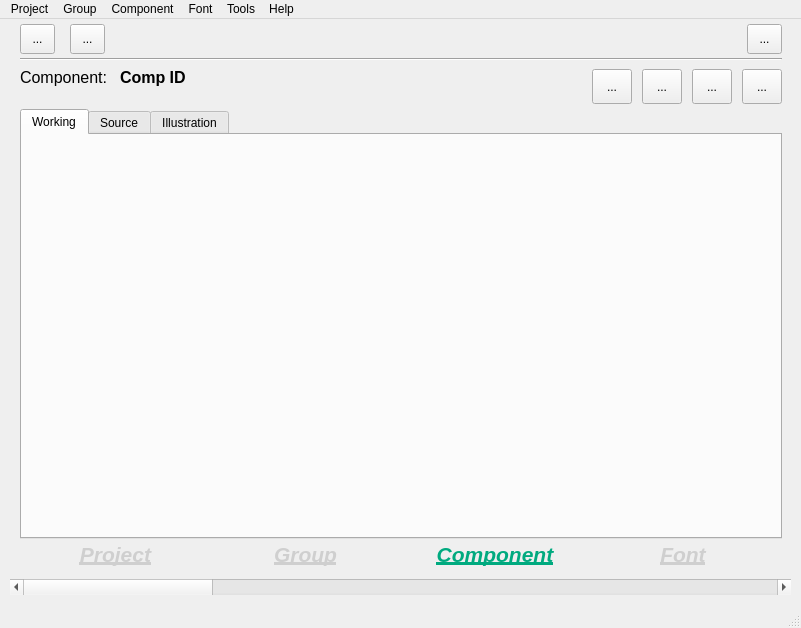
Qt form lib/rapuma/dialog/main_dlg.ui (sillsdev/rapuma) before a commit.
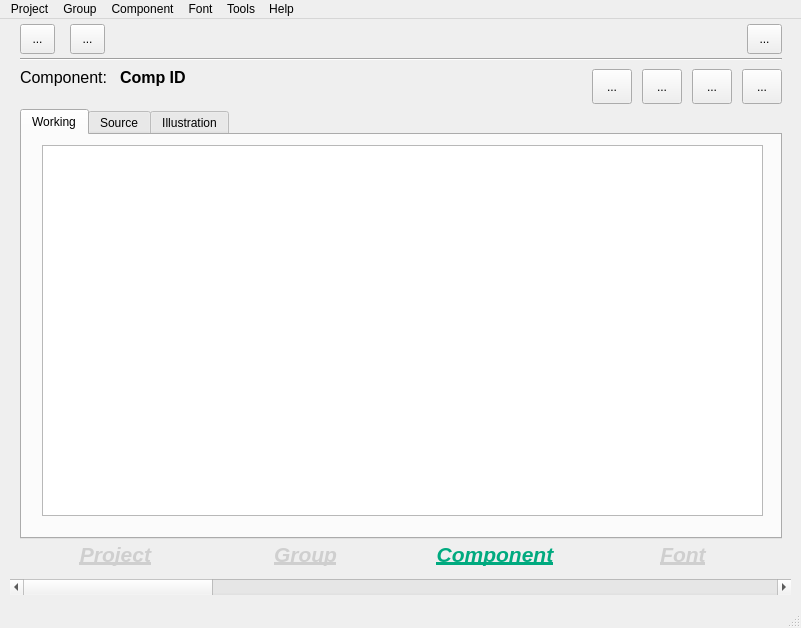
The same form after that commit. The open tabs and pages were chosen to show the change. Icons and pictures are not drawn.

Commit message: Started learning QPlainTextEdit widgit - testing

Diff of the .ui file:
```diff
--- a/lib/rapuma/dialog/main_dlg.ui
+++ b/lib/rapuma/dialog/main_dlg.ui
@@ -548,6 +548,19 @@
        <attribute name="title">
         <string>Working</string>
        </attribute>
+       <widget class="QPlainTextEdit" name="plainTextEditComponentWorking">
+        <property name="geometry">
+         <rect>
+          <x>20</x>
+          <y>10</y>
+          <width>721</width>
+          <height>371</height>
+         </rect>
+        </property>
+        <property name="lineWrapMode">
+         <enum>QPlainTextEdit::NoWrap</enum>
+        </property>
+       </widget>
       </widget>
       <widget class="QWidget" name="tabSource">
        <attribute name="title">
```
Left out of the diff: 16 changed lines with no effect on the pictures. The commit also changes 11 other files.
